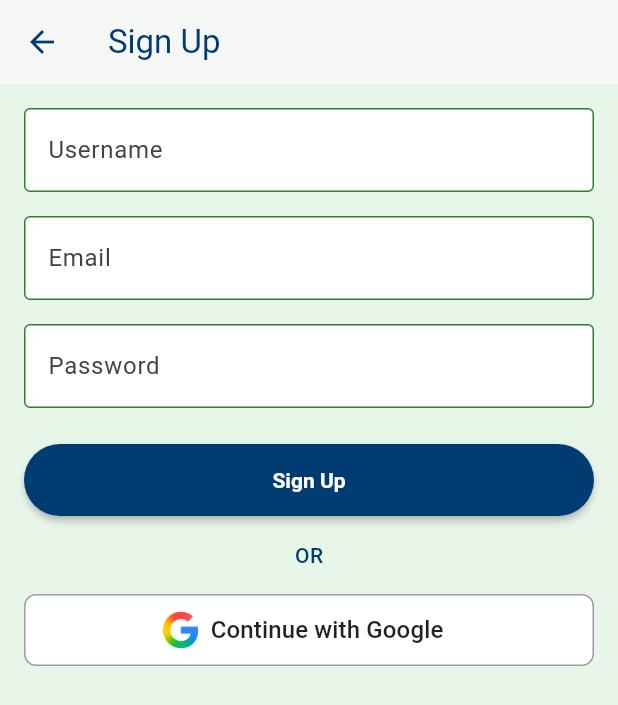
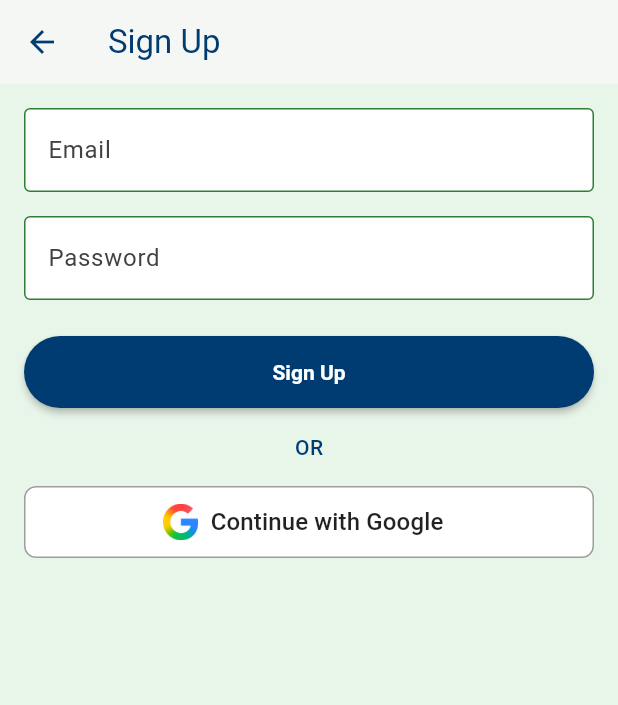
Before and after one commit to nchalla3/ucsc-waste-tagging, a Flutter app: the SignUpPage screen opened directly, on a phone screen of 412 x 824 dp. Shown: the top 705 px of the screen. Run offline on Flutter 3.47's test engine with Material 3 defaults, Android fonts, the phone set to English and light mode, and no system bars; our stand-ins replace cloud_firestore, firebase_auth, firebase_core, firebase_storage, google_sign_in, image_picker; accounts and stored records are empty; network calls fail.

Commit message:
removed username

```diff
--- a/lib/screens/auth/signup_page.dart
+++ b/lib/screens/auth/signup_page.dart
@@ -12,7 +12,6 @@ class SignUpPage extends StatefulWidget {
 class _SignUpPageState extends State<SignUpPage> {
   final _emailController = TextEditingController();
   final _passwordController = TextEditingController();
-  final _usernameController = TextEditingController();
   final _auth = AuthService();
 
   bool _loading = false;
@@ -25,12 +24,10 @@ class _SignUpPageState extends State<SignUpPage> {
     });
 
     try {
-      final userCredential = await _auth.signUp(
+      await _auth.signUp(
         email: _emailController.text.trim(),
         password: _passwordController.text.trim(),
       );
-
-      await _auth.updateUsername(username: _usernameController.text.trim());
 
       // Firebase automatically signs in the user after sign-up
     } catch (e) {
@@ -63,24 +60,6 @@ class _SignUpPageState extends State<SignUpPage> {
                   textAlign: TextAlign.center,
                 ),
               ),
-            TextField(
-              controller: _usernameController,
-              style: const TextStyle(color: Color(0xFF212121)), // Charcoal
-              decoration: const InputDecoration(
-                labelText: 'Username',
-                labelStyle: TextStyle(color: Color(0xFF424242)), // Dark Gray
-                border: OutlineInputBorder(),
-                enabledBorder: OutlineInputBorder(
-                  borderSide: BorderSide(color: Color(0xFF2E7D32)), // Forest Green
-                ),
-                focusedBorder: OutlineInputBorder(
-                  borderSide: BorderSide(color: Color(0xFF1B5E20), width: 2), // Deep Forest Green
-                ),
-                filled: true,
-                fillColor: Colors.white, // Surface
-              ),
-            ),
-            const SizedBox(height: 16),
             TextField(
               controller: _emailController,
               style: const TextStyle(color: Color(0xFF212121)), // Charcoal
--- a/lib/services/auth_service.dart
+++ b/lib/services/auth_service.dart
@@ -83,12 +83,6 @@ class AuthService {
     await _auth.sendPasswordResetEmail(email: email);
   }
 
-  Future<void> updateUsername({
-    required String username,
-  }) async {
-    await currentUser!.updateDisplayName(username);
-  }
-
   Future<void> deleteAccount({
     required String email,
     required String password,
```
